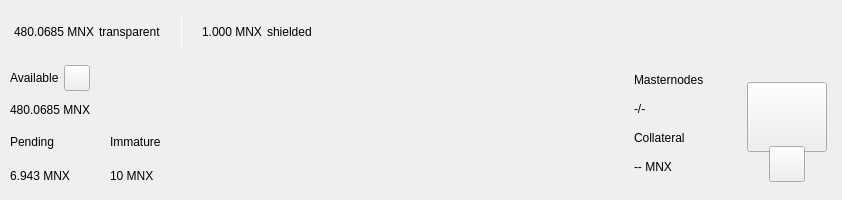
This is src/qt/nodetrade/forms/topbar.ui in IDCHAINGROUP/MNX as Qt 5 draws it before an edit. The edited form follows.
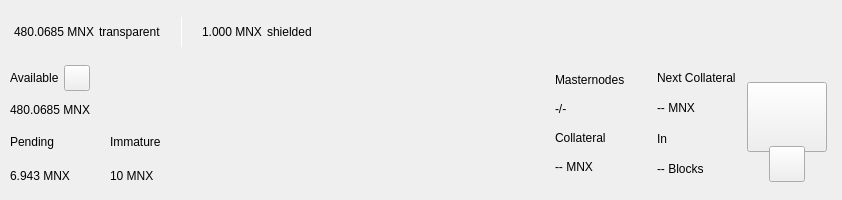
This is the edited form. Custom widgets are drawn as their Qt base class.

The edit to the form file:
```diff
--- a/src/qt/nodetrade/forms/topbar.ui
+++ b/src/qt/nodetrade/forms/topbar.ui
@@ -715,6 +715,34 @@
               <property name="bottomMargin">
                <number>0</number>
               </property>
+				 <item>
+               <widget class="QLabel" name="labelNextMasternodesTitle">
+                <property name="text">
+                 <string>Next Collateral</string>
+                </property>
+               </widget>
+              </item>
+              <item>
+               <widget class="QLabel" name="labelNextCollateralValue">
+                <property name="text">
+                 <string>-- MNX</string>
+                </property>
+               </widget>
+              </item>
+			 <item>
+               <widget class="QLabel" name="labelTitle9">
+                <property name="text">
+                 <string>In</string>
+                </property>
+               </widget>
+              </item>
+              <item>
+               <widget class="QLabel" name="labelNextCollateralBlocks">
+                <property name="text">
+                 <string notr="true">-- Blocks</string>
+                </property>
+               </widget>
+              </item>
              </layout>
             </widget>
            </item>
```
